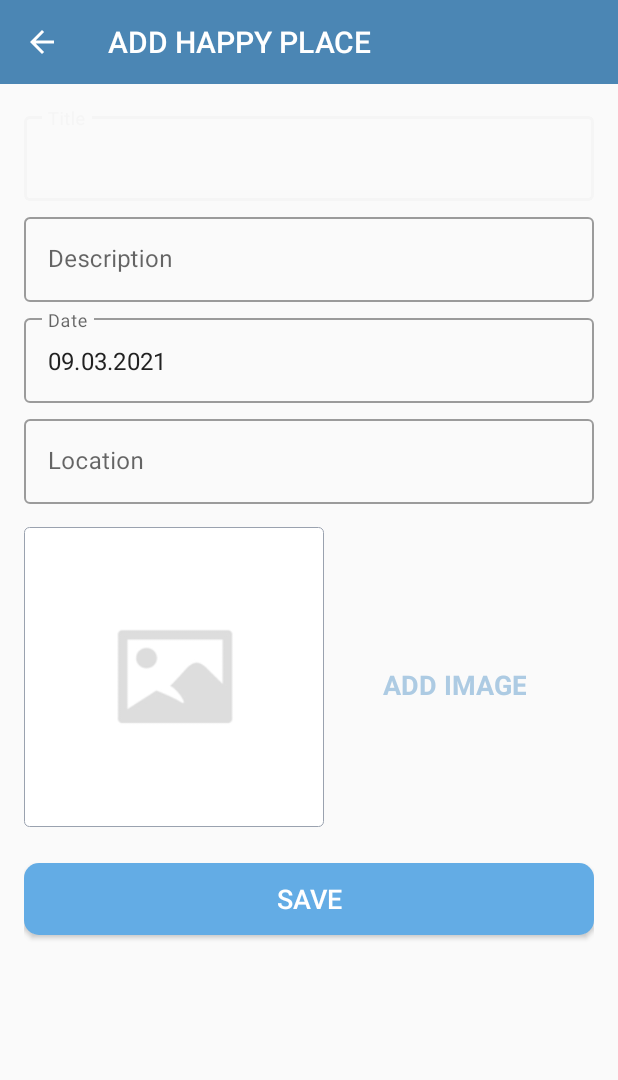
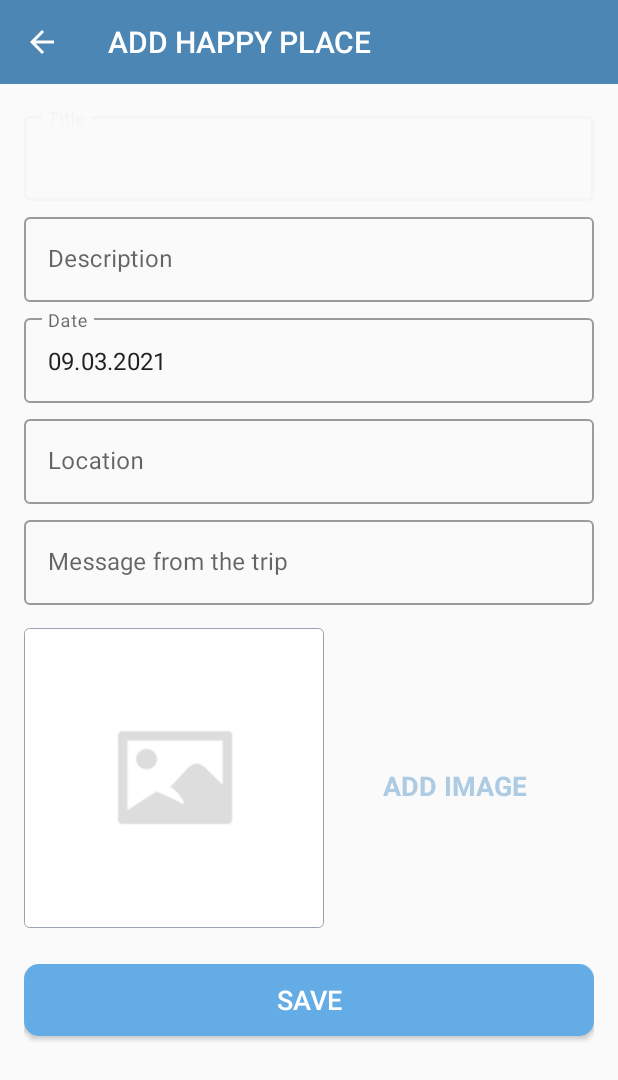
Before and after one commit to bzholmyrza/HappyPlaces, an Android app: the screen it shows after launch (AddHappyPlaceActivity), after a tap on an icon or button, on a phone screen of 412 x 824 dp. Shown: the top 1080 px of the screen. Run offline under Robolectric (Android 15) with nearby library versions, the phone set to English and light mode, and no system bars; libraries missing offline, so code that uses them is left out: com.karumi.dexter; pictures from the network do not load; 1 statement that could not run was skipped.

Commit message:
added: share button and message field

```diff
--- a/app/src/main/AndroidManifest.xml
+++ b/app/src/main/AndroidManifest.xml
@@ -22,8 +22,7 @@
         android:supportsRtl="true"
         android:theme="@style/AppTheme"
         tools:ignore="AllowBackup">
-        <activity android:name=".activities.RegistrationActivity"></activity>
-        <activity android:name=".activities.Firebase" />
+        <activity android:name=".activities.PlacesActivity"></activity>
         <!--
              The API key for Google Maps-based APIs is defined as a string resource.
              (See the file "res/values/google_maps_api.xml").
--- a/app/src/main/java/com/happyplaces/activities/AddHappyPlaceActivity.kt
+++ b/app/src/main/java/com/happyplaces/activities/AddHappyPlaceActivity.kt
@@ -114,6 +114,7 @@ class AddHappyPlaceActivity : AppCompatActivity(), View.OnClickListener {
             et_location.setText(mHappyPlaceDetails!!.location)
             mLatitude = mHappyPlaceDetails!!.latitude
             mLongitude = mHappyPlaceDetails!!.longitude
+            et_trip_message.setText(mHappyPlaceDetails!!.message)
 
             saveImageToInternalStorage = Uri.parse(mHappyPlaceDetails!!.image)
 
@@ -209,7 +210,8 @@ class AddHappyPlaceActivity : AppCompatActivity(), View.OnClickListener {
                                 et_date.text.toString(),
                                 et_location.text.toString(),
                                 mLatitude,
-                                mLongitude
+                                mLongitude,
+                                et_trip_message.text.toString()
                         )
 
                         // Here we initialize the database handler class.
--- a/app/src/main/java/com/happyplaces/database/DatabaseHandler.kt
+++ b/app/src/main/java/com/happyplaces/database/DatabaseHandler.kt
@@ -26,6 +26,7 @@ class DatabaseHandler(context: Context) :
         private const val KEY_LOCATION = "location"
         private const val KEY_LATITUDE = "latitude"
         private const val KEY_LONGITUDE = "longitude"
+        private const val KEY_MESSAGE = "message"
     }
 
     override fun onCreate(db: SQLiteDatabase?) {
@@ -38,7 +39,8 @@ class DatabaseHandler(context: Context) :
                 + KEY_DATE + " TEXT,"
                 + KEY_LOCATION + " TEXT,"
                 + KEY_LATITUDE + " TEXT,"
-                + KEY_LONGITUDE + " TEXT)")
+                + KEY_LONGITUDE + " TEXT,"
+                + KEY_MESSAGE + " TEXT)")
         db?.execSQL(CREATE_HAPPY_PLACE_TABLE)
     }
 
@@ -64,6 +66,7 @@ class DatabaseHandler(context: Context) :
         contentValues.put(KEY_LOCATION, happyPlace.location) // HappyPlaceModelClass LOCATION
         contentValues.put(KEY_LATITUDE, happyPlace.latitude) // HappyPlaceModelClass LATITUDE
         contentValues.put(KEY_LONGITUDE, happyPlace.longitude) // HappyPlaceModelClass LONGITUDE
+        contentValues.put(KEY_MESSAGE, happyPlace.message)
 
         // Inserting Row
         val result = db.insert(TABLE_HAPPY_PLACE, null, contentValues)
@@ -97,7 +100,8 @@ class DatabaseHandler(context: Context) :
                             cursor.getString(cursor.getColumnIndex(KEY_DATE)),
                             cursor.getString(cursor.getColumnIndex(KEY_LOCATION)),
                             cursor.getDouble(cursor.getColumnIndex(KEY_LATITUDE)),
-                            cursor.getDouble(cursor.getColumnIndex(KEY_LONGITUDE))
+                            cursor.getDouble(cursor.getColumnIndex(KEY_LONGITUDE)),
+                            cursor.getString(cursor.getColumnIndex(KEY_MESSAGE))
                     )
                     happyPlaceList.add(place)
 
@@ -127,6 +131,7 @@ class DatabaseHandler(context: Context) :
         contentValues.put(KEY_LOCATION, happyPlace.location) // HappyPlaceModelClass LOCATION
         contentValues.put(KEY_LATITUDE, happyPlace.latitude) // HappyPlaceModelClass LATITUDE
         contentValues.put(KEY_LONGITUDE, happyPlace.longitude) // HappyPlaceModelClass LONGITUDE
+        contentValues.put(KEY_MESSAGE, happyPlace.message)
 
         // Updating Row
         val success =
--- a/app/src/main/java/com/happyplaces/models/HappyPlaceModel.kt
+++ b/app/src/main/java/com/happyplaces/models/HappyPlaceModel.kt
@@ -14,5 +14,6 @@ data class HappyPlaceModel(
     val date: String,
     val location: String,
     val latitude: Double,
-    val longitude: Double
+    val longitude: Double,
+    val message: String
 ) : Serializable
--- a/app/src/main/res/layout/activity_add_happy_place.xml
+++ b/app/src/main/res/layout/activity_add_happy_place.xml
@@ -119,6 +119,27 @@
                     android:textColorHint="@color/secondary_text_color"
                     android:textSize="@dimen/edit_text_text_size" />
             </com.google.android.material.textfield.TextInputLayout>
+
+            <com.google.android.material.textfield.TextInputLayout
+                android:id="@+id/trip_message"
+                style="@style/Widget.MaterialComponents.TextInputLayout.OutlinedBox"
+                android:layout_width="match_parent"
+                android:layout_height="wrap_content"
+                android:layout_marginTop="@dimen/add_screen_til_marginTop"
+                app:layout_constraintEnd_toEndOf="parent"
+                app:layout_constraintStart_toStartOf="parent"
+                app:layout_constraintTop_toBottomOf="@+id/til_location">
+
+                <androidx.appcompat.widget.AppCompatEditText
+                    android:id="@+id/et_trip_message"
+                    android:layout_width="match_parent"
+                    android:layout_height="wrap_content"
+                    android:hint="Message from the trip"
+                    android:inputType="textCapSentences"
+                    android:textColor="@color/primary_text_color"
+                    android:textColorHint="@color/secondary_text_color"
+                    android:textSize="@dimen/edit_text_text_size" />
+            </com.google.android.material.textfield.TextInputLayout>
             <!--END-->
 
             <androidx.appcompat.widget.AppCompatImageView
@@ -133,7 +154,7 @@
                 app:layout_constraintEnd_toEndOf="parent"
                 app:layout_constraintHorizontal_bias="0.0"
                 app:layout_constraintStart_toStartOf="parent"
-                app:layout_constraintTop_toBottomOf="@+id/til_location" />
+                app:layout_constraintTop_toBottomOf="@+id/trip_message" />
 
             <TextView
                 android:id="@+id/tv_add_image"
@@ -151,7 +172,7 @@
                 app:layout_constraintEnd_toEndOf="parent"
                 app:layout_constraintHorizontal_bias="0.45"
                 app:layout_constraintStart_toEndOf="@+id/iv_place_image"
-                app:layout_constraintTop_toBottomOf="@+id/til_location"
+                app:layout_constraintTop_toBottomOf="@+id/trip_message"
                 app:layout_constraintVertical_bias="0.019" />
 
             <Button
--- a/app/src/main/res/values/strings.xml
+++ b/app/src/main/res/values/strings.xml
@@ -17,8 +17,8 @@
     <string name="btn_text_view_on_map">VIEW ON MAP</string>
     <string name="title_activity_maps">Map</string>
 
-    <string name="create_account">Create Account</string>
-    <string name="account_password">Create a password:</string>
+    <string name="create_account">Login</string>
+    <string name="account_password">Enter password:</string>
     <string name="account_email">Enter email</string>
     <string name="hint_first_name">Enter your first name</string>
     <string name="hint_last_name">Enter your last name</string>
```
Also changed, not shown: app/src/main/java/com/happyplaces/activities/HappyPlaceDetailActivity.kt (+10 -8 lines), app/src/main/java/com/happyplaces/activities/PlacesActivity.kt (added, +91 -0 lines), app/src/main/res/layout/activity_happy_place_detail.xml (+17 -1 lines), app/src/main/res/layout/activity_places.xml (added, +47 -0 lines), 1 other file.
